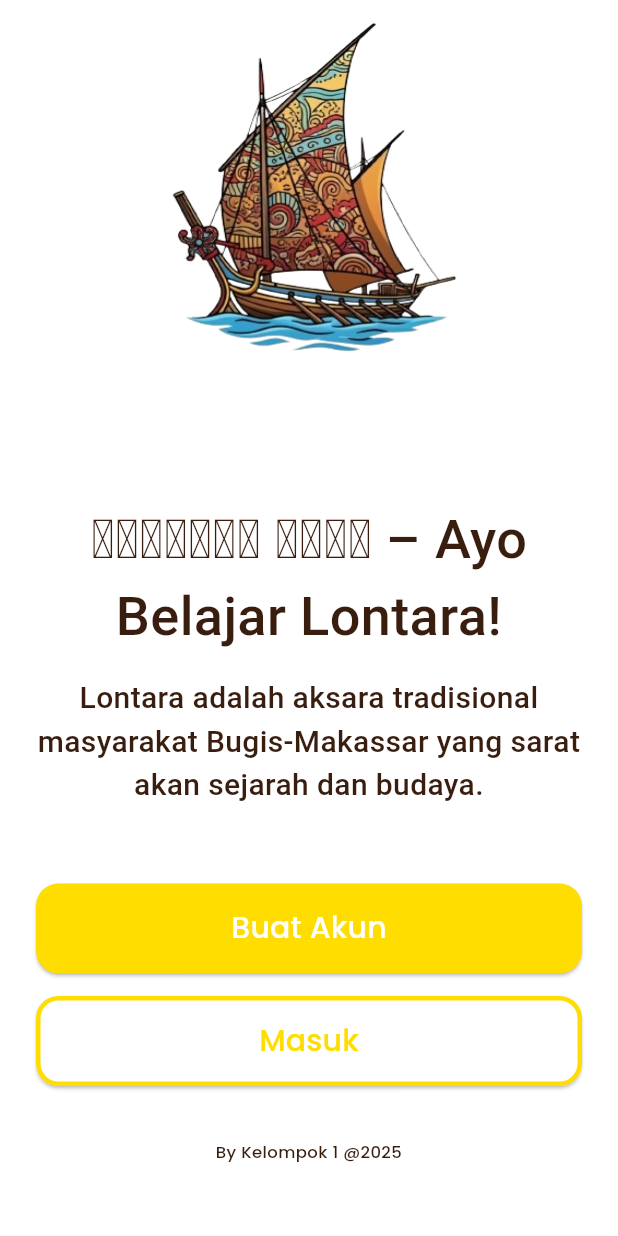
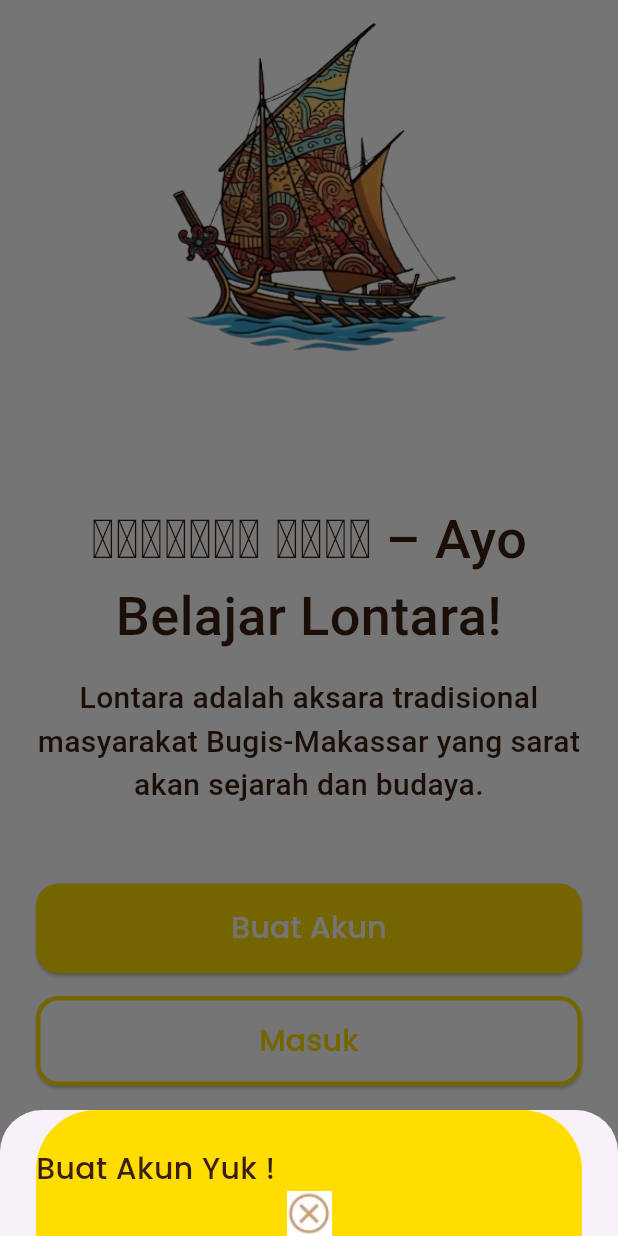
Before and after one commit to Aievrine/LontaraTa, a Flutter app: the screen it shows after launch, after a tap on "Buat Akun", on a phone screen of 412 x 824 dp. Run offline on Flutter 3.47's test engine with Material 3 defaults, Android fonts, the light colour scheme and no system bars; our stand-ins replace google_fonts.

Commit message:
Update fitur baru

```diff
--- a/lib/pages/welcome_pages.dart
+++ b/lib/pages/welcome_pages.dart
@@ -29,7 +29,40 @@ class WellcomePage extends StatelessWidget{
 
           ),
           Container(height: 60, width: MediaQuery.of(context).size.width - 2 * defaultMargin,
-          child: ElevatedButton(onPressed: (){},
+          child: ElevatedButton(
+            onPressed: (){
+            showModalBottomSheet(
+              isScrollControlled: true,
+              context: context, builder: (context) {
+                return StatefulBuilder(builder: (BuildContext context, StateSetter setState) {
+                  return Wrap(
+                    children: [
+                      // bagian modal
+                      Container(
+                        color: Colors.transparent,
+                        child: Container(
+                          margin: EdgeInsets.symmetric(horizontal: defaultMargin),
+                          decoration: BoxDecoration(
+                            color: secondaryColor,
+                            borderRadius: BorderRadius.only(topRight: Radius.circular(40),
+                            topLeft: Radius.circular(40))),
+                            child: Column(
+
+                              children: [
+                                // jarak
+                                SizedBox(height: 25,),
+                                Row(children: [
+                                  Text("Buat Akun Yuk !", style: whiteTextStyle.copyWith(fontSize: 20, color: dangerColor),),
+                                ],),
+                                    Image.asset('assets/images/close.png', height: 30, width: 30,)],
+                            ),
+                        ),
+                      )
+                    ]
+                  );
+                }, );
+              });
+          },
           child: Text(
             'Buat Akun',
          style: whiteTextStyle.copyWith(
```
Also changed, not shown: assets/images/close.png (added).
